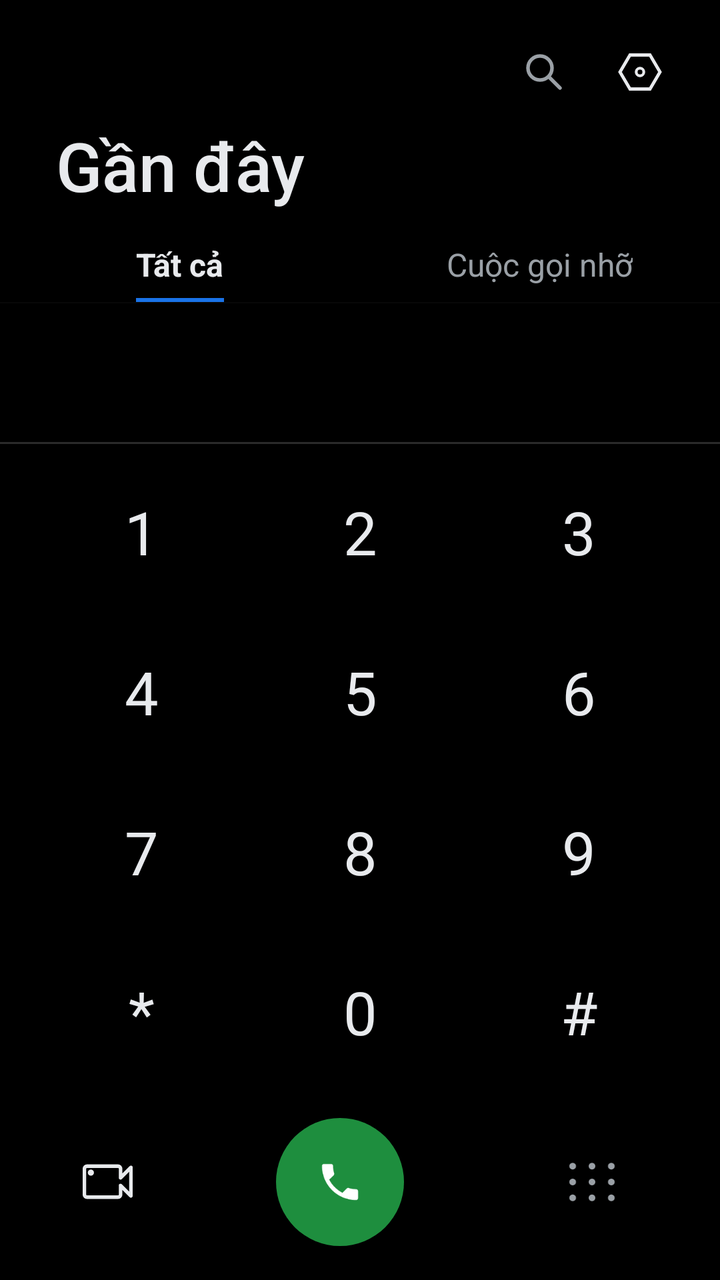
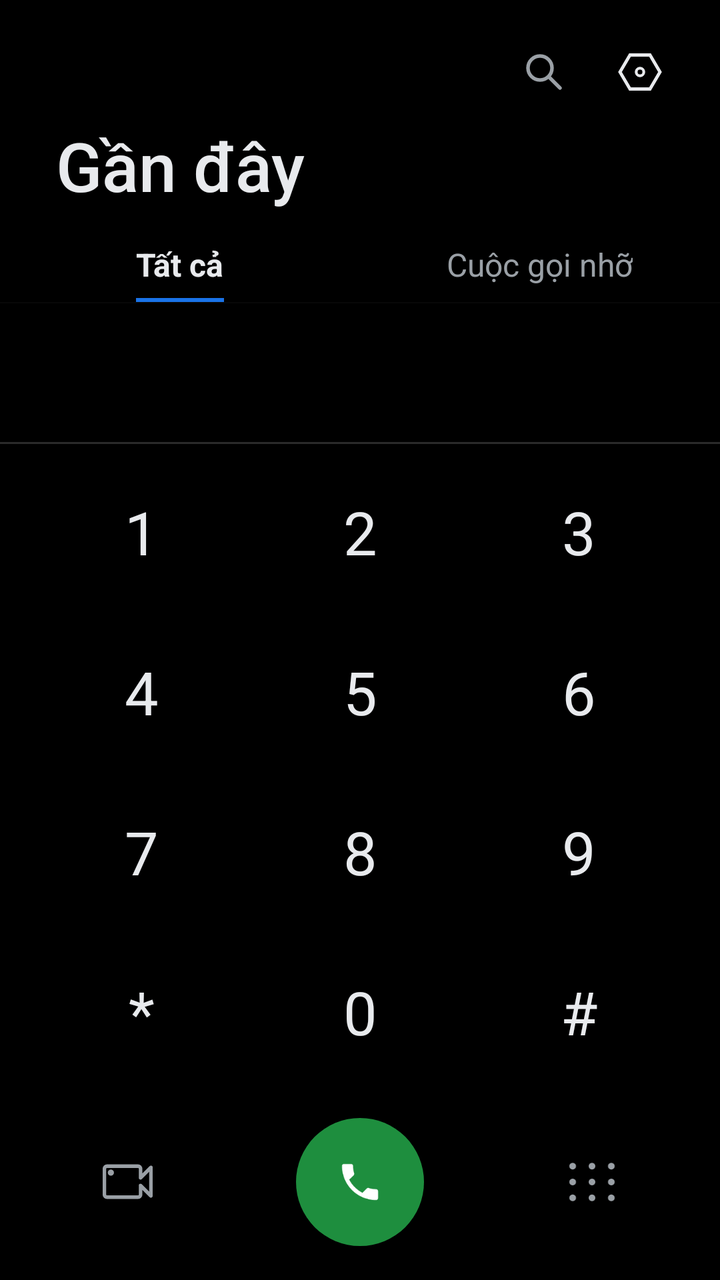

Before-and-after screenshots of an Android layout around one commit, followed by the original layout XML and the change that was made.
<!-- AndroidManifest.xml: application theme Theme.SimpleCall -->
<!-- res/layout/fragment_dialer.xml -->
<?xml version="1.0" encoding="utf-8"?>
<LinearLayout xmlns:android="http://schemas.android.com/apk/res/android"
    xmlns:app="http://schemas.android.com/apk/res-auto"
    xmlns:tools="http://schemas.android.com/tools"
    android:layout_width="match_parent"
    android:layout_height="match_parent"
    android:orientation="vertical"
    android:background="@color/bg">

    
    <LinearLayout
        android:id="@+id/llDialerHeader"
        android:layout_width="match_parent" android:layout_height="wrap_content"
        android:orientation="vertical">

        <FrameLayout
            android:layout_width="match_parent" android:layout_height="wrap_content"
            android:paddingTop="16dp" android:paddingEnd="20dp">
            <LinearLayout
                android:layout_width="wrap_content" android:layout_height="wrap_content"
                android:layout_gravity="end"
                android:orientation="horizontal">
                <ImageButton
                    android:id="@+id/btnDialerSearch"
                    android:layout_width="40dp" android:layout_height="40dp"
                    android:background="@android:color/transparent"
                    android:src="@drawable/ic_search"
                    android:contentDescription="@string/search" />
                <ImageButton
                    android:id="@+id/btnDialerSettings"
                    android:layout_width="40dp" android:layout_height="40dp"
                    android:layout_marginStart="8dp"
                    android:background="@android:color/transparent"
                    android:src="@drawable/ic_hexagon_settings"
                    android:contentDescription="@string/settings" />
            </LinearLayout>
        </FrameLayout>

        <TextView
            android:layout_width="wrap_content" android:layout_height="wrap_content"
            android:layout_marginStart="28dp" android:layout_marginTop="4dp"
            android:text="@string/recents_title"
            android:textSize="34sp"
            android:textColor="@color/text_primary"
            android:fontFamily="sans-serif-medium" />

        <LinearLayout
            android:layout_width="match_parent" android:layout_height="wrap_content"
            android:orientation="horizontal"
            android:paddingTop="16dp">

            <FrameLayout
                android:layout_width="0dp" android:layout_height="wrap_content"
                android:layout_weight="1">
                <LinearLayout
                    android:id="@+id/tabAll"
                    android:layout_width="wrap_content" android:layout_height="wrap_content"
                    android:layout_gravity="center"
                    android:orientation="vertical"
                    android:gravity="center_horizontal"
                    android:clickable="true" android:focusable="true">
                    <TextView
                        android:id="@+id/tvTabAll"
                        android:layout_width="wrap_content" android:layout_height="wrap_content"
                        android:text="@string/tab_all"
                        android:textSize="16sp" android:textStyle="bold"
                        android:textColor="@color/text_primary"
                        android:fontFamily="sans-serif" />
                    <View
                        android:id="@+id/tabAllUnderline"
                        android:layout_width="match_parent" android:layout_height="2dp"
                        android:layout_marginTop="6dp"
                        android:background="@color/accent_blue" />
                </LinearLayout>
            </FrameLayout>

            <FrameLayout
                android:layout_width="0dp" android:layout_height="wrap_content"
                android:layout_weight="1">
                <LinearLayout
                    android:id="@+id/tabMissed"
                    android:layout_width="wrap_content" android:layout_height="wrap_content"
                    android:layout_gravity="center"
                    android:orientation="vertical"
                    android:gravity="center_horizontal"
                    android:clickable="true" android:focusable="true">
                    <TextView
                        android:id="@+id/tvTabMissed"
                        android:layout_width="wrap_content" android:layout_height="wrap_content"
                        android:text="@string/tab_missed"
                        android:textSize="16sp"
                        android:textColor="@color/text_secondary"
                        android:fontFamily="sans-serif" />
                    <View
                        android:id="@+id/tabMissedUnderline"
                        android:layout_width="match_parent" android:layout_height="2dp"
                        android:layout_marginTop="6dp"
                        android:background="@android:color/transparent" />
                </LinearLayout>
            </FrameLayout>
        </LinearLayout>

        <View
            android:layout_width="match_parent" android:layout_height="0.5dp"
            android:background="#332B2B2B" />
    </LinearLayout>

    
    <FrameLayout
        android:layout_width="match_parent"
        android:layout_height="0dp"
        android:layout_weight="1">

    
    <androidx.recyclerview.widget.RecyclerView
        android:id="@+id/rvRecents"
        android:layout_width="match_parent"
        android:layout_height="match_parent"
        android:clipToPadding="false"
        android:paddingBottom="280dp" />

    
    <LinearLayout
        android:id="@+id/llSuggestionsWrap"
        android:layout_width="match_parent"
        android:layout_height="match_parent"
        android:orientation="vertical"
        android:paddingBottom="280dp"
        android:visibility="gone">

        <TextView
            android:id="@+id/tvSuggestionsHeader"
            android:layout_width="match_parent"
            android:layout_height="wrap_content"
            android:text="@string/all_contacts"
            android:textSize="14sp"
            android:textColor="@color/text_secondary"
            android:fontFamily="sans-serif"
            android:paddingStart="20dp"
            android:paddingEnd="20dp"
            android:paddingTop="14dp"
            android:paddingBottom="8dp" />

        <androidx.recyclerview.widget.RecyclerView
            android:id="@+id/rvSuggestions"
            android:layout_width="match_parent"
            android:layout_height="0dp"
            android:layout_weight="1"
            android:clipToPadding="false" />
    </LinearLayout>

    
    <LinearLayout
        android:id="@+id/llNoMatchActions"
        android:layout_width="match_parent"
        android:layout_height="wrap_content"
        android:orientation="vertical"
        android:paddingTop="8dp"
        android:visibility="gone">

        <LinearLayout
            android:id="@+id/rowCreateContact"
            android:layout_width="match_parent" android:layout_height="wrap_content"
            android:orientation="horizontal" android:gravity="center_vertical"
            android:background="@drawable/bg_settings_row"
            android:clickable="true" android:focusable="true"
            android:paddingStart="20dp" android:paddingEnd="20dp"
            android:paddingTop="14dp" android:paddingBottom="14dp">
            <ImageView android:layout_width="24dp" android:layout_height="24dp"
                android:src="@drawable/ic_add" app:tint="@color/white" tools:ignore="MissingClass"/>
            <TextView android:layout_width="0dp" android:layout_height="wrap_content"
                android:layout_weight="1" android:layout_marginStart="18dp"
                android:text="@string/create_new_contact"
                android:textSize="16sp" android:textColor="@color/text_primary" android:fontFamily="sans-serif"/>
        </LinearLayout>

        <LinearLayout
            android:id="@+id/rowAddToExisting"
            android:layout_width="match_parent" android:layout_height="wrap_content"
            android:orientation="horizontal" android:gravity="center_vertical"
            android:background="@drawable/bg_settings_row"
            android:clickable="true" android:focusable="true"
            android:paddingStart="20dp" android:paddingEnd="20dp"
            android:paddingTop="14dp" android:paddingBottom="14dp">
            <ImageView android:layout_width="24dp" android:layout_height="24dp"
                android:src="@drawable/ic_person" app:tint="@color/white" tools:ignore="MissingClass"/>
            <TextView android:layout_width="0dp" android:layout_height="wrap_content"
                android:layout_weight="1" android:layout_marginStart="24dp"
                android:text="@string/add_to_existing_contact"
                android:textSize="16sp" android:textColor="@color/text_primary" android:fontFamily="sans-serif"/>
        </LinearLayout>

        <LinearLayout
            android:id="@+id/rowSendSms"
            android:layout_width="match_parent" android:layout_height="wrap_content"
            android:orientation="horizontal" android:gravity="center_vertical"
            android:background="@drawable/bg_settings_row"
            android:clickable="true" android:focusable="true"
            android:paddingStart="20dp" android:paddingEnd="20dp"
            android:paddingTop="14dp" android:paddingBottom="14dp">
            <ImageView android:layout_width="24dp" android:layout_height="24dp"
                android:src="@android:drawable/ic_dialog_email" app:tint="@color/white" tools:ignore="MissingClass"/>
            <TextView android:layout_width="0dp" android:layout_height="wrap_content"
                android:layout_weight="1" android:layout_marginStart="24dp"
                android:text="@string/send_sms"
                android:textSize="16sp" android:textColor="@color/text_primary" android:fontFamily="sans-serif"/>
        </LinearLayout>

        <LinearLayout
            android:id="@+id/rowVideoMeet"
            android:layout_width="match_parent" android:layout_height="wrap_content"
            android:orientation="horizontal" android:gravity="center_vertical"
            android:background="@drawable/bg_settings_row"
            android:clickable="true" android:focusable="true"
            android:paddingStart="20dp" android:paddingEnd="20dp"
            android:paddingTop="14dp" android:paddingBottom="14dp">
            <ImageView android:layout_width="24dp" android:layout_height="24dp"
                android:src="@drawable/ic_video_call" app:tint="@color/white" tools:ignore="MissingClass"/>
            <TextView android:layout_width="0dp" android:layout_height="wrap_content"
                android:layout_weight="1" android:layout_marginStart="24dp"
                android:text="@string/video_call_meet"
                android:textSize="16sp" android:textColor="@color/text_primary" android:fontFamily="sans-serif"/>
        </LinearLayout>
    </LinearLayout>

    
    <LinearLayout
        android:id="@+id/panelKeypad"
        android:layout_width="match_parent"
        android:layout_height="wrap_content"
        android:layout_gravity="bottom"
        android:orientation="vertical"
        android:background="@color/bg"
        android:elevation="8dp">

        
        <View
            android:layout_width="match_parent"
            android:layout_height="1dp"
            android:background="@color/divider" />

        
        <FrameLayout
            android:id="@+id/frameNumber"
            android:layout_width="match_parent"
            android:layout_height="wrap_content"
            android:paddingTop="10dp"
            android:paddingStart="20dp"
            android:paddingEnd="20dp"
            android:visibility="gone">

            <ImageButton
                android:id="@+id/btnDialMenu"
                android:layout_width="40dp"
                android:layout_height="40dp"
                android:layout_gravity="center_vertical|start"
                android:background="@android:color/transparent"
                android:src="@drawable/ic_more_vert"
                android:contentDescription="@string/dialpad_options"
                android:visibility="invisible" />

            <EditText
                android:id="@+id/etNumber"
                android:layout_width="match_parent"
                android:layout_height="wrap_content"
                android:layout_gravity="center_vertical"
                android:paddingStart="48dp"
                android:paddingEnd="62dp"
                android:background="@null"
                android:inputType="none"
                android:gravity="center"
                android:textSize="32sp"
                android:textColor="@color/text_primary"
                android:fontFamily="sans-serif-light"
                android:cursorVisible="true"
                android:maxLines="1" />

            <ImageButton
                android:id="@+id/btnBackspace"
                android:layout_width="62dp"
                android:layout_height="40dp"
                android:layout_gravity="center_vertical|end"
                android:background="@android:color/transparent"
                android:src="@drawable/ic_backspace"
                android:contentDescription="@string/cancel"
                android:visibility="invisible" />
        </FrameLayout>

        
        <GridLayout
            android:id="@+id/keypad"
            android:layout_width="match_parent"
            android:layout_height="wrap_content"
            android:layout_marginTop="4dp"
            android:paddingStart="16dp"
            android:paddingEnd="16dp"
            android:columnCount="3"
            android:rowCount="4"
            android:useDefaultMargins="false">

            <Button android:tag="1" style="@style/KeyBtn" android:text="1" android:layout_columnWeight="1" />
            <Button android:tag="2" style="@style/KeyBtn" android:text="2" android:layout_columnWeight="1" />
            <Button android:tag="3" style="@style/KeyBtn" android:text="3" android:layout_columnWeight="1" />
            <Button android:tag="4" style="@style/KeyBtn" android:text="4" android:layout_columnWeight="1" />
            <Button android:tag="5" style="@style/KeyBtn" android:text="5" android:layout_columnWeight="1" />
            <Button android:tag="6" style="@style/KeyBtn" android:text="6" android:layout_columnWeight="1" />
            <Button android:tag="7" style="@style/KeyBtn" android:text="7" android:layout_columnWeight="1" />
            <Button android:tag="8" style="@style/KeyBtn" android:text="8" android:layout_columnWeight="1" />
            <Button android:tag="9" style="@style/KeyBtn" android:text="9" android:layout_columnWeight="1" />
            <Button android:tag="*" style="@style/KeyBtn" android:text="*" android:layout_columnWeight="1" />
            <Button android:tag="0" style="@style/KeyBtn" android:text="0" android:layout_columnWeight="1" />
            <Button android:tag="#" style="@style/KeyBtn" android:text="#" android:layout_columnWeight="1" />
        </GridLayout>

        
        <LinearLayout
            android:id="@+id/rowDialControls"
            android:layout_width="match_parent"
            android:layout_height="wrap_content"
            android:orientation="horizontal"
            android:gravity="center_vertical"
            android:paddingTop="12dp"
            android:paddingBottom="16dp"
            android:paddingStart="28dp"
            android:paddingEnd="28dp">

            <FrameLayout
                android:id="@+id/btnVideoCall"
                android:layout_width="52dp" android:layout_height="52dp"
                android:background="@android:color/transparent"
                android:clickable="true" android:focusable="true"
                android:contentDescription="@string/video_call">
                <ImageView android:layout_width="31dp" android:layout_height="31dp"
                    android:layout_gravity="center"
                    android:src="@drawable/ic_video_call_outline"
                    tools:ignore="MissingClass"/>
            </FrameLayout>

            <Space android:layout_width="0dp" android:layout_height="1dp" android:layout_weight="1"/>

            <ImageButton
                android:id="@+id/btnCall"
                android:layout_width="64dp" android:layout_height="64dp"
                android:layout_gravity="center"
                android:background="@drawable/bg_call_circle"
                android:src="@drawable/ic_call"
                android:contentDescription="@string/call"
                android:visibility="visible" />

            <LinearLayout
                android:id="@+id/llCallDual"
                android:layout_width="wrap_content" android:layout_height="50dp"
                android:layout_gravity="center"
                android:orientation="horizontal"
                android:visibility="gone">

                <FrameLayout
                    android:id="@+id/btnCallSim1"
                    android:layout_width="95dp" android:layout_height="match_parent"
                    android:background="@drawable/bg_call_pill_left"
                    android:clickable="true" android:focusable="true">
                    
                    <View
                        android:layout_width="14dp" android:layout_height="match_parent"
                        android:layout_gravity="end"
                        android:background="@color/btn_call_pill_right" />
                    <ImageView android:layout_width="22dp" android:layout_height="22dp"
                        android:layout_gravity="center" android:src="@drawable/ic_call" tools:ignore="MissingClass"/>
                    <TextView android:layout_width="wrap_content" android:layout_height="wrap_content"
                        android:layout_gravity="center" android:translationX="9dp" android:translationY="-4dp"
                        android:text="1" android:textSize="12sp" android:textStyle="bold"
                        android:textColor="@color/white" android:fontFamily="sans-serif-medium"/>
                </FrameLayout>

                <FrameLayout
                    android:id="@+id/btnCallSim2"
                    android:layout_width="95dp" android:layout_height="match_parent"
                    android:background="@drawable/bg_call_pill_right"
                    android:clickable="true" android:focusable="true">
                    <ImageView android:layout_width="22dp" android:layout_height="22dp"
                        android:layout_gravity="center" android:src="@drawable/ic_call" tools:ignore="MissingClass"/>
                    <TextView android:layout_width="wrap_content" android:layout_height="wrap_content"
                        android:layout_gravity="center" android:translationX="9dp" android:translationY="-4dp"
                        android:text="2" android:textSize="12sp" android:textStyle="bold"
                        android:textColor="@color/white" android:fontFamily="sans-serif-medium"/>
                </FrameLayout>
            </LinearLayout>

            <Space android:layout_width="0dp" android:layout_height="1dp" android:layout_weight="1"/>

            <ImageButton
                android:id="@+id/btnKeypadToggle"
                android:layout_width="72dp" android:layout_height="66dp"
                android:background="@android:color/transparent"
                android:src="@drawable/ic_dialpad"
                android:tint="@color/text_secondary"
                android:contentDescription="@string/open_dialpad" />

        </LinearLayout>
    </LinearLayout>

    </FrameLayout>
</LinearLayout>
<!-- resources referenced by this layout -->
<resources>
  <color name="accent_blue">#1A73E8</color>
  <color name="bg">#000000</color>
  <color name="btn_call_pill_right">#1AA155</color>
  <color name="divider">#2A2A2A</color>
  <color name="text_primary">#E8EAED</color>
  <color name="text_secondary">#9AA0A6</color>
  <color name="white">#FFFFFF</color>
  <!-- drawable bg_call_circle (drawable) -->
  <?xml version="1.0" encoding="utf-8"?>
  <ripple xmlns:android="http://schemas.android.com/apk/res/android"
      android:color="#331E8E3E">
      <item>
          <shape android:shape="oval">
              <solid android:color="@color/btn_call" />
          </shape>
      </item>
  </ripple>
  <!-- drawable bg_settings_row (drawable) -->
  <?xml version="1.0" encoding="utf-8"?>
  <ripple xmlns:android="http://schemas.android.com/apk/res/android"
      android:color="@color/key_ripple">
      <item>
          <shape android:shape="rectangle">
              <solid android:color="@color/bg_row" />
          </shape>
      </item>
  </ripple>
  <!-- drawable ic_add (drawable) -->
  <?xml version="1.0" encoding="utf-8"?>
  <vector xmlns:android="http://schemas.android.com/apk/res/android"
      android:width="24dp" android:height="24dp"
      android:viewportWidth="24" android:viewportHeight="24">
      
      <path android:fillColor="#FFFFFFFF"
          android:pathData="M20.4,13.2 L13.2,13.2 L13.2,20.4 L10.8,20.4 L10.8,13.2 L3.6,13.2
                             L3.6,10.8 L10.8,10.8 L10.8,3.6 L13.2,3.6 L13.2,10.8 L20.4,10.8 Z"/>
  </vector>
  <!-- drawable ic_person (drawable) -->
  <?xml version="1.0" encoding="utf-8"?>
  <vector xmlns:android="http://schemas.android.com/apk/res/android"
      android:width="24dp" android:height="24dp"
      android:viewportWidth="24" android:viewportHeight="24">
      <path android:fillColor="#FFFFFFFF"
          android:pathData="M12,12c2.21,0 4,-1.79 4,-4s-1.79,-4 -4,-4 -4,1.79 -4,4 1.79,4 4,4zM12,14c-2.67,0 -8,1.34 -8,4v2h16v-2c0,-2.66 -5.33,-4 -8,-4z"/>
  </vector>
  <!-- drawable ic_video_call (drawable) -->
  <?xml version="1.0" encoding="utf-8"?>
  <vector xmlns:android="http://schemas.android.com/apk/res/android"
      android:width="24dp" android:height="24dp"
      android:viewportWidth="24" android:viewportHeight="24">
      <path android:fillColor="#FFFFFF"
          android:pathData="M17,10.5V7c0-0.55-0.45-1-1-1H4C3.45,6 3,6.45 3,7v10c0,0.55 0.45,1 1,1h12c0.55,0 1-0.45 1-1v-3.5l4,4v-11L17,10.5z"/>
  </vector>
  <string name="add_to_existing_contact">Thêm vào liên hệ hiện có</string>
  <string name="all_contacts">Tất cả liên hệ</string>
  <string name="call">Gọi</string>
  <string name="cancel">Hủy</string>
  <string name="create_new_contact">Tạo liên hệ mới</string>
  <string name="dialpad_options">Tùy chọn quay số</string>
  <string name="open_dialpad">Bàn phím</string>
  <string name="recents_title">Gần đây</string>
  <string name="search">Tìm kiếm</string>
  <string name="send_sms">Gửi tin nhắn SMS</string>
  <string name="settings">Cài đặt</string>
  <string name="tab_all">Tất cả</string>
  <string name="tab_missed">Cuộc gọi nhỡ</string>
  <string name="video_call">Gọi video</string>
  <string name="video_call_meet">Cuộc gọi video Meet</string>
  <color name="btn_call">#1E8E3E</color>
  <color name="btn_call_sim1">#27C76F</color>
  <color name="key_ripple">#22FFFFFF</color>
  <color name="bg_row">#000000</color>
  <!-- drawable bg_key (drawable) -->
  <?xml version="1.0" encoding="utf-8"?>
  <ripple xmlns:android="http://schemas.android.com/apk/res/android"
      android:color="@color/key_ripple">
      <item>
          <shape android:shape="oval">
              <solid android:color="@android:color/transparent" />
          </shape>
      </item>
  </ripple>
  <color name="primary">#1E8E3E</color>
  <color name="primary_dark">#137333</color>
  <!-- unchanged entries left out for length: 11 -->
</resources>

<!-- the commit's change to res/layout/fragment_dialer.xml (unified diff, before → after) -->
@@ -159,37 +159,49 @@
         android:visibility="gone">
 
         <LinearLayout
-            android:id="@+id/rowCreateContact"
             android:layout_width="match_parent" android:layout_height="wrap_content"
-            android:orientation="horizontal" android:gravity="center_vertical"
-            android:background="@drawable/bg_settings_row"
-            android:clickable="true" android:focusable="true"
-            android:paddingStart="20dp" android:paddingEnd="20dp"
-            android:paddingTop="14dp" android:paddingBottom="14dp">
-            <ImageView android:layout_width="24dp" android:layout_height="24dp"
-                android:src="@drawable/ic_add" app:tint="@color/white" tools:ignore="MissingClass"/>
-            <TextView android:layout_width="0dp" android:layout_height="wrap_content"
-                android:layout_weight="1" android:layout_marginStart="18dp"
-                android:text="@string/create_new_contact"
-                android:textSize="16sp" android:textColor="@color/text_primary" android:fontFamily="sans-serif"/>
+            android:orientation="horizontal"
+            android:gravity="center_vertical"
+            android:paddingStart="28dp" android:paddingEnd="28dp"
+            android:paddingTop="4dp" android:paddingBottom="4dp">
+
+            
+            <LinearLayout
+                android:id="@+id/rowCreateContact"
+                android:layout_width="72dp" android:layout_height="wrap_content"
+                android:orientation="vertical" android:gravity="center"
+                android:clickable="true" android:focusable="true">
+                <ImageView android:layout_width="28dp" android:layout_height="28dp"
+                    android:src="@drawable/ic_add"
+                    android:tint="@color/text_secondary" tools:ignore="MissingClass"/>
+                <TextView android:layout_width="wrap_content" android:layout_height="wrap_content"
+                    android:layout_marginTop="4dp"
+                    android:text="@string/create_new_contact"
+                    android:textSize="10sp" android:textColor="@color/text_secondary"
+                    android:gravity="center" android:maxLines="2"/>
+            </LinearLayout>
+
+            <Space android:layout_width="0dp" android:layout_height="1dp" android:layout_weight="1"/>
+
+            
+            <LinearLayout
+                android:id="@+id/rowAddToExisting"
+                android:layout_width="72dp" android:layout_height="wrap_content"
+                android:orientation="vertical" android:gravity="center"
+                android:clickable="true" android:focusable="true">
+                <ImageView android:layout_width="28dp" android:layout_height="28dp"
+                    android:src="@drawable/ic_person_add"
+                    android:tint="@color/text_secondary" tools:ignore="MissingClass"/>
+                <TextView android:layout_width="wrap_content" android:layout_height="wrap_content"
+                    android:layout_marginTop="4dp"
+                    android:text="@string/add_to_existing_contact"
+                    android:textSize="10sp" android:textColor="@color/text_secondary"
+                    android:gravity="center" android:maxLines="2"/>
+            </LinearLayout>
+
         </LinearLayout>
 
-        <LinearLayout
-            android:id="@+id/rowAddToExisting"
-            android:layout_width="match_parent" android:layout_height="wrap_content"
-            android:orientation="horizontal" android:gravity="center_vertical"
-            android:background="@drawable/bg_settings_row"
-            android:clickable="true" android:focusable="true"
-            android:paddingStart="20dp" android:paddingEnd="20dp"
-            android:paddingTop="14dp" android:paddingBottom="14dp">
-            <ImageView android:layout_width="24dp" android:layout_height="24dp"
-                android:src="@drawable/ic_person" app:tint="@color/white" tools:ignore="MissingClass"/>
-            <TextView android:layout_width="0dp" android:layout_height="wrap_content"
-                android:layout_weight="1" android:layout_marginStart="24dp"
-                android:text="@string/add_to_existing_contact"
-                android:textSize="16sp" android:textColor="@color/text_primary" android:fontFamily="sans-serif"/>
-        </LinearLayout>
-
+        
         <LinearLayout
             android:id="@+id/rowSendSms"
             android:layout_width="match_parent" android:layout_height="wrap_content"
@@ -326,13 +338,14 @@
 
             <FrameLayout
                 android:id="@+id/btnVideoCall"
-                android:layout_width="52dp" android:layout_height="52dp"
+                android:layout_width="72dp" android:layout_height="66dp"
                 android:background="@android:color/transparent"
                 android:clickable="true" android:focusable="true"
                 android:contentDescription="@string/video_call">
                 <ImageView android:layout_width="31dp" android:layout_height="31dp"
                     android:layout_gravity="center"
                     android:src="@drawable/ic_video_call_outline"
+                    android:tint="@color/text_secondary"
                     tools:ignore="MissingClass"/>
             </FrameLayout>
 
<!-- resource entries referenced after the edit -->
@@ -37,13 +37,13 @@
           android:pathData="M20.4,13.2 L13.2,13.2 L13.2,20.4 L10.8,20.4 L10.8,13.2 L3.6,13.2
                              L3.6,10.8 L10.8,10.8 L10.8,3.6 L13.2,3.6 L13.2,10.8 L20.4,10.8 Z"/>
   </vector>
-  <!-- drawable ic_person (drawable) -->
+  <!-- drawable ic_person_add (drawable) -->
   <?xml version="1.0" encoding="utf-8"?>
   <vector xmlns:android="http://schemas.android.com/apk/res/android"
       android:width="24dp" android:height="24dp"
       android:viewportWidth="24" android:viewportHeight="24">
-      <path android:fillColor="#FFFFFFFF"
-          android:pathData="M12,12c2.21,0 4,-1.79 4,-4s-1.79,-4 -4,-4 -4,1.79 -4,4 1.79,4 4,4zM12,14c-2.67,0 -8,1.34 -8,4v2h16v-2c0,-2.66 -5.33,-4 -8,-4z"/>
+      <path android:fillColor="#FF000000"
+          android:pathData="M15,12c2.21,0 4,-1.79 4,-4s-1.79,-4 -4,-4 -4,1.79 -4,4 1.79,4 4,4zM15,14c-2.67,0 -8,1.34 -8,4v2h16v-2c0,-2.66 -5.33,-4 -8,-4zM5,15v-3h3v-2H5V7H3v3H0v2h3v3z"/>
   </vector>
   <!-- drawable ic_video_call (drawable) -->
   <?xml version="1.0" encoding="utf-8"?>
